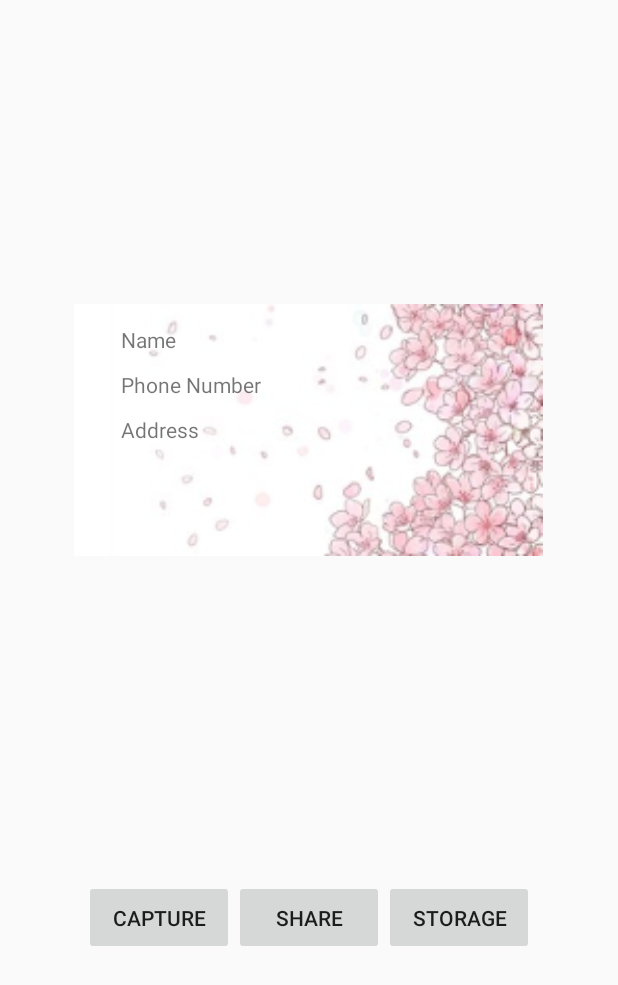
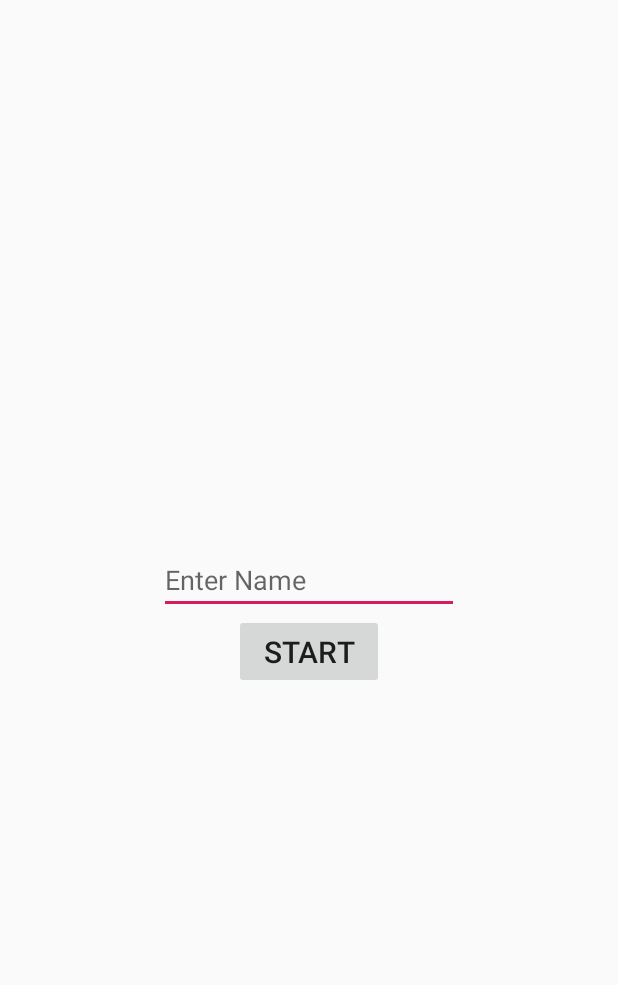
Before and after one commit to wltn0029/pocketmon, an Android app: the layout fragment_card.xml on its own in the app's theme, with its tools: preview values and no code run, on a phone screen of 412 x 824 dp. Shown: the top 985 px of the screen. Run offline under Robolectric (Android 15) with nearby library versions, the phone set to English and light mode, and no system bars.

```diff
--- a/app/build.gradle
+++ b/app/build.gradle
@@ -47,4 +47,5 @@ dependencies {
     implementation 'com.google.android.gms:play-services-location:15.0.1'
     implementation 'com.android.support:design:28.0.0'
     implementation 'org.apache.commons:commons-io:1.3.2'
+    implementation 'com.squareup.okhttp3:okhttp:3.6.0'
 }
--- a/app/src/main/java/com/example/viewpagerdemo/MainActivity.java
+++ b/app/src/main/java/com/example/viewpagerdemo/MainActivity.java
@@ -683,4 +683,5 @@ public class MainActivity extends AppCompatActivity
     {
         super.onDestroy();
     }
+
 }
--- a/app/src/main/res/layout/fragment_card.xml
+++ b/app/src/main/res/layout/fragment_card.xml
@@ -10,65 +10,18 @@
     tools:showIn="@layout/fragment_card"
     tools:context=".CardFragment">
 
-        <RelativeLayout xmlns:android="http://schemas.android.com/apk/res/android"
-            xmlns:tools="http://schemas.android.com/tools"
-            android:id="@+id/relativeLayout"
-            android:layout_width="350dp"
-            android:layout_height="200dp"
-            tools:context="blog.droidsonroids.pl.blogpost.MainActivity"
-            >
 
-            <FrameLayout
-                android:id="@+id/card_back"
-                android:layout_width="350dp"
-                android:layout_height="200dp">
-                <include layout="@layout/card_back" />
-
-            </FrameLayout>
-
-            <FrameLayout
-                android:id="@+id/card_front"
-                android:layout_width="350dp"
-                android:layout_height="200dp"
-                android:gravity="center">
-                <include layout="@layout/card_front" />
-
-            </FrameLayout>
-
-        </RelativeLayout>
-
-    <android.support.v7.widget.RecyclerView
-        android:padding="10dp"
-        android:id="@+id/recyclerView"
-        android:layout_width="wrap_content"
-        android:layout_height="200dp"
-        android:scrollbars="vertical">
-    </android.support.v7.widget.RecyclerView>
-
-    <LinearLayout
-        android:layout_width="match_parent"
-        android:layout_height="wrap_content"
-        android:gravity="center"
-        android:orientation="horizontal">
-        <Button
-            android:id="@+id/capture"
-            android:layout_width="100dp"
-            android:layout_height="50dp"
-            android:text="capture"
-            />
-
-        <Button
-            android:id="@+id/pocketmon"
-            android:layout_width="100dp"
-            android:layout_height="50dp"
-            android:text="share" />
-        <Button
-            android:id="@+id/storage"
-            android:layout_width="100dp"
-            android:layout_height="50dp"
-            android:text="storage"
-            />
-    </LinearLayout>
+    <EditText
+        android:id="@+id/edittext"
+        android:layout_width="200dp"
+        android:layout_height="wrap_content" android:hint="Enter Name"/>
+    <Button
+        android:id="@+id/pocketmon"
+        android:layout_width="100dp"
+        android:layout_height="50dp"
+        android:textSize="20dp"
+        android:text="Start"
+        android:layout_gravity="center"/>
 
 
 
```
Also changed, not shown: app/src/main/AndroidManifest.xml (+4 -3 lines), app/src/main/java/com/example/viewpagerdemo/CardFragment.java (+15 -82 lines), app/src/main/java/com/example/viewpagerdemo/GameListActivity.java (added, +73 -0 lines), app/src/main/res/layout/activity_game_list.xml (added, +28 -0 lines).
